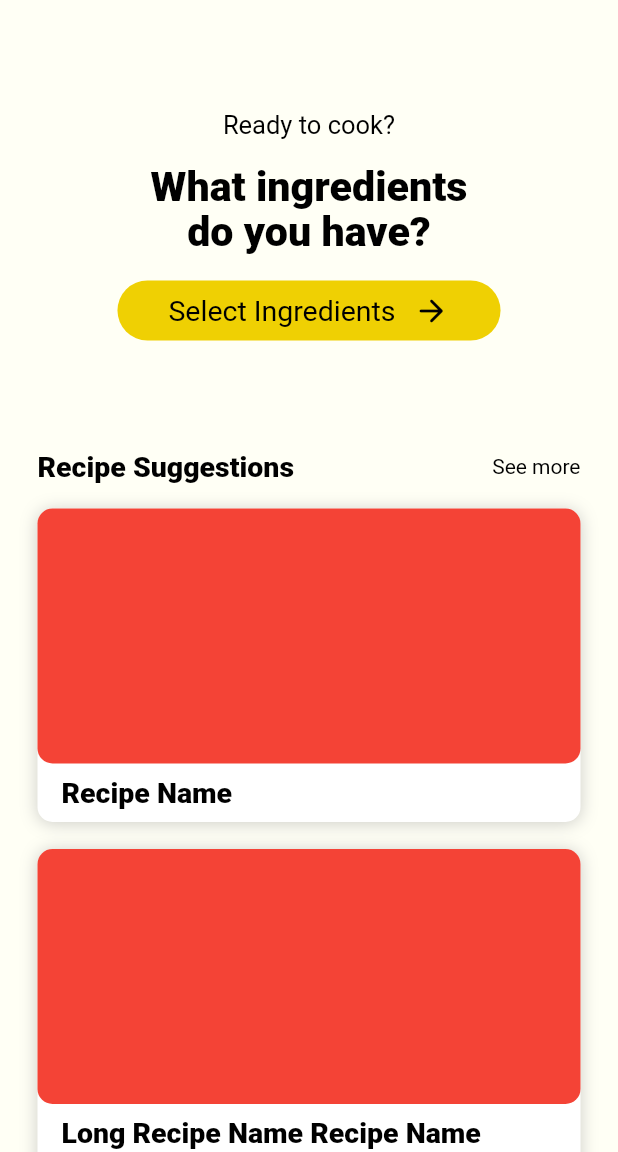
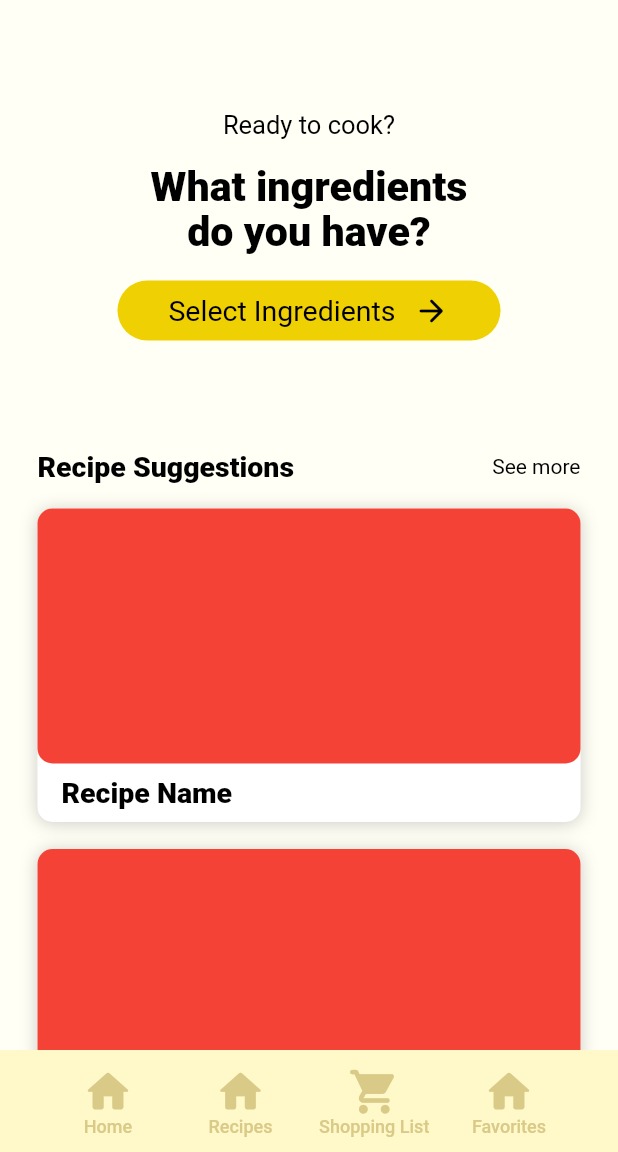
Before and after one commit to Alessa-Gillespie/Kusina-App, a Flutter app: the screen it shows after launch, on a phone screen of 412 x 824 dp, the part 84-1236 px from its top. Run offline on Flutter 3.47's test engine with Material 2 defaults, Android fonts, the phone set to English and light mode, and no system bars.

Commit message:
created nav bar

```diff
--- /dev/null
+++ b/lib/navbar.dart
@@ -0,0 +1,102 @@
+import 'package:flutter/material.dart';
+import 'styles.dart';
+import 'package:kusina_app_v3/routes/app_routes.dart';
+
+enum Button {
+  home,
+  recipes,
+  shopping_cart,
+  favorites,
+}
+
+class NavBar extends StatelessWidget {
+
+  @override
+  Widget build(BuildContext context) {
+    return Container(
+      color: kNavBarColor,
+      height: 68,
+      child: Padding(
+        padding: const EdgeInsets.symmetric(horizontal: 40, vertical:0),
+        child: Flexible(
+          child: Row(
+            mainAxisAlignment: MainAxisAlignment.spaceBetween,
+            crossAxisAlignment: CrossAxisAlignment.start,
+            children: <Widget>[
+              IconGroup(
+                icon: Icons.home_rounded,
+                text: 'Home',
+                onPress: () {
+
+                  Navigator.pushNamed(context, AppRoutes.ingredientsPageScreen);
+                }
+              ),
+              Padding(
+                padding: const EdgeInsets.only(left: 12),
+                child: IconGroup(
+                    icon: Icons.home_rounded,
+                    text: 'Recipes',
+                    onPress: () {
+                      Navigator.pushNamed(context, AppRoutes.ingredientsPageScreen);
+                    }
+                ),
+              ),
+              IconGroup(
+                  icon: Icons.shopping_cart_rounded,
+                  text: 'Shopping List',
+                  onPress: () {
+                    Navigator.pushNamed(context, AppRoutes.shoppingListScreen);
+                  }
+              ),
+              IconGroup(
+                  icon: Icons.home_rounded,
+                  text: 'Favorites',
+                  onPress: () {
+                   // Navigator.pushNamed(context, AppRoutes.favoritesPageScreen);
+                  }
+              ),
+            ],
+          ),
+        ),
+      ),
+    );
+  }
+}
+class IconGroup extends StatelessWidget{
+  IconGroup({ required this.text, required this.icon, required this.onPress,});
+
+  //named parameters
+  final String? text;
+  final Function()? onPress;
+  final IconData? icon;
+  final Color? iconColor = kNavBarTextColor;
+
+  @override
+  Widget build(BuildContext context) {
+    return TextButton(
+      onPressed: onPress,
+      child: Flexible(
+        child: Column(
+          crossAxisAlignment: CrossAxisAlignment.center,
+          mainAxisAlignment: MainAxisAlignment.center,
+          children: <Widget>[
+            //IconButton(
+            //   icon: new Image.asset("images/IG.png"),
+            //   scale: 0.5,
+            // ),
+            Icon(
+                icon,
+                color: iconColor,
+                size: 35
+            ),
+            Text(
+              text!,
+              textAlign: TextAlign.center,
+              style: kNavBarTextTextStyle,
+            )
+          ],
+        ),
+      ),
+    );
+  }
+}
--- a/lib/screens/home_page_screen.dart
+++ b/lib/screens/home_page_screen.dart
@@ -3,6 +3,7 @@ import 'package:kusina_app_v3/recipe_block.dart';
 import 'package:kusina_app_v3/button_components.dart';
 import 'package:kusina_app_v3/routes//app_routes.dart';
 import 'package:kusina_app_v3/styles.dart';
+import 'package:kusina_app_v3/navbar.dart';
 
 const spaceBetweenTextAndBlock = 17;
 const spaceBetweenRecipeBlocks = 18;
@@ -159,6 +160,7 @@ class _HomePageScreenState extends State<HomePageScreen> {
           ),
         ],
       ),
+      bottomNavigationBar: NavBar(),
     );
   }
 }
--- a/lib/styles.dart
+++ b/lib/styles.dart
@@ -6,7 +6,8 @@ const kAppBar = Color(0xFFFFFCE7);
 const kBackgroundColor = Color(0xFFFFFFF5);
 const kBlockColor = Colors.white;
 const kMainColor = Color(0xFFEFD003);
-const kNavBarTextColor = Color(0xFFE1D78F);
+const kNavBarColor = Color(0xFFFFF8C9);
+const kNavBarTextColor = Color(0xFFD9CA88);
 const kTextColor = Colors.black;
 
 const kActiveIngredientButtonColor = kMainColor;
@@ -45,8 +46,10 @@ const kHeading2TextStyle = TextStyle(
 );
 
 const kNavBarTextTextStyle = TextStyle(
-  fontSize: 9.13,
-  color: kTextColor,
+  fontSize: 12,
+  color: kNavBarTextColor,
+  fontWeight: FontWeight.w500,
+  height: 1.1,
 );
 
 const kRecipeBlockTextTextStyle = TextStyle(
```
